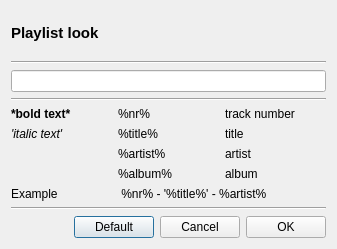
Above: src/GUI/Playlist/GUI_PlaylistEntryLook.ui from return42/sayonara before the change. Below: the same form after it.
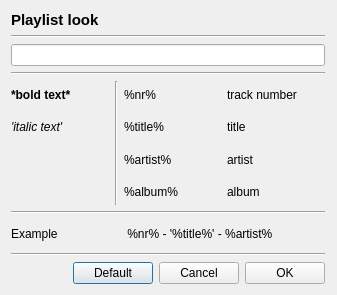
That is the form after the change.

Patch:
```diff
--- a/src/GUI/Playlist/GUI_PlaylistEntryLook.ui
+++ b/src/GUI/Playlist/GUI_PlaylistEntryLook.ui
@@ -7,12 +7,15 @@
     <x>0</x>
     <y>0</y>
     <width>337</width>
-    <height>249</height>
+    <height>295</height>
    </rect>
   </property>
   <layout class="QGridLayout" name="gridLayout">
    <item row="4" column="0">
     <layout class="QGridLayout" name="gridLayout_2">
+     <property name="spacing">
+      <number>6</number>
+     </property>
      <item row="1" column="0">
       <widget class="QLabel" name="label_4">
        <property name="font">
@@ -25,21 +28,21 @@
        </property>
       </widget>
      </item>
-     <item row="4" column="0">
+     <item row="5" column="0">
       <widget class="QLabel" name="label_9">
        <property name="text">
         <string>Example</string>
        </property>
       </widget>
      </item>
-     <item row="0" column="1">
+     <item row="0" column="2">
       <widget class="QLabel" name="label_5">
        <property name="text">
         <string notr="true">%nr%</string>
        </property>
       </widget>
      </item>
-     <item row="2" column="1">
+     <item row="2" column="2">
       <widget class="QLabel" name="label_7">
        <property name="text">
         <string notr="true">%artist%</string>
@@ -59,55 +62,69 @@
        </property>
       </widget>
      </item>
-     <item row="1" column="1">
-      <widget class="QLabel" name="label_6">
-       <property name="text">
-        <string notr="true">%title%</string>
-       </property>
-      </widget>
-     </item>
-     <item row="3" column="1">
-      <widget class="QLabel" name="label_8">
-       <property name="text">
-        <string notr="true">%album%</string>
-       </property>
-      </widget>
-     </item>
-     <item row="0" column="2">
+     <item row="0" column="3">
       <widget class="QLabel" name="label_10">
        <property name="text">
         <string>track number</string>
        </property>
       </widget>
      </item>
+     <item row="3" column="2">
+      <widget class="QLabel" name="label_8">
+       <property name="text">
+        <string notr="true">%album%</string>
+       </property>
+      </widget>
+     </item>
      <item row="1" column="2">
+      <widget class="QLabel" name="label_6">
+       <property name="text">
+        <string notr="true">%title%</string>
+       </property>
+      </widget>
+     </item>
+     <item row="1" column="3">
       <widget class="QLabel" name="label_11">
        <property name="text">
         <string>title</string>
        </property>
       </widget>
      </item>
-     <item row="2" column="2">
+     <item row="2" column="3">
       <widget class="QLabel" name="label_12">
        <property name="text">
         <string>artist</string>
        </property>
       </widget>
      </item>
-     <item row="3" column="2">
+     <item row="3" column="3">
       <widget class="QLabel" name="label_13">
        <property name="text">
         <string>album</string>
        </property>
       </widget>
      </item>
-     <item row="4" column="1" colspan="2">
+     <item row="5" column="2" colspan="2">
       <widget class="QLabel" name="label_2">
        <property name="text">
         <string notr="true"> %nr% - '%title%' - %artist%</string>
        </property>
       </widget>
      </item>
+     <item row="4" column="0" colspan="4">
+      <widget class="Line" name="line_4">
+       <property name="orientation">
+        <enum>Qt::Horizontal</enum>
+       </property>
+      </widget>
+     </item>
+     <item row="0" column="1" rowspan="4">
+      <widget class="Line" name="line_5">
+       <property name="orientation">
+        <enum>Qt::Vertical</enum>
+       </property>
+      </widget>
+     </item>
     </layout>
    </item>
    <item row="2" column="0">
@@ -186,6 +203,19 @@
      </property>
     </widget>
    </item>
+   <item row="4" column="1">
+    <spacer name="verticalSpacer">
+     <property name="orientation">
+      <enum>Qt::Vertical</enum>
+     </property>
+     <property name="sizeHint" stdset="0">
+      <size>
+       <width>1</width>
+       <height>40</height>
+      </size>
+     </property>
+    </spacer>
+   </item>
   </layout>
  </widget>
  <resources/>
```
